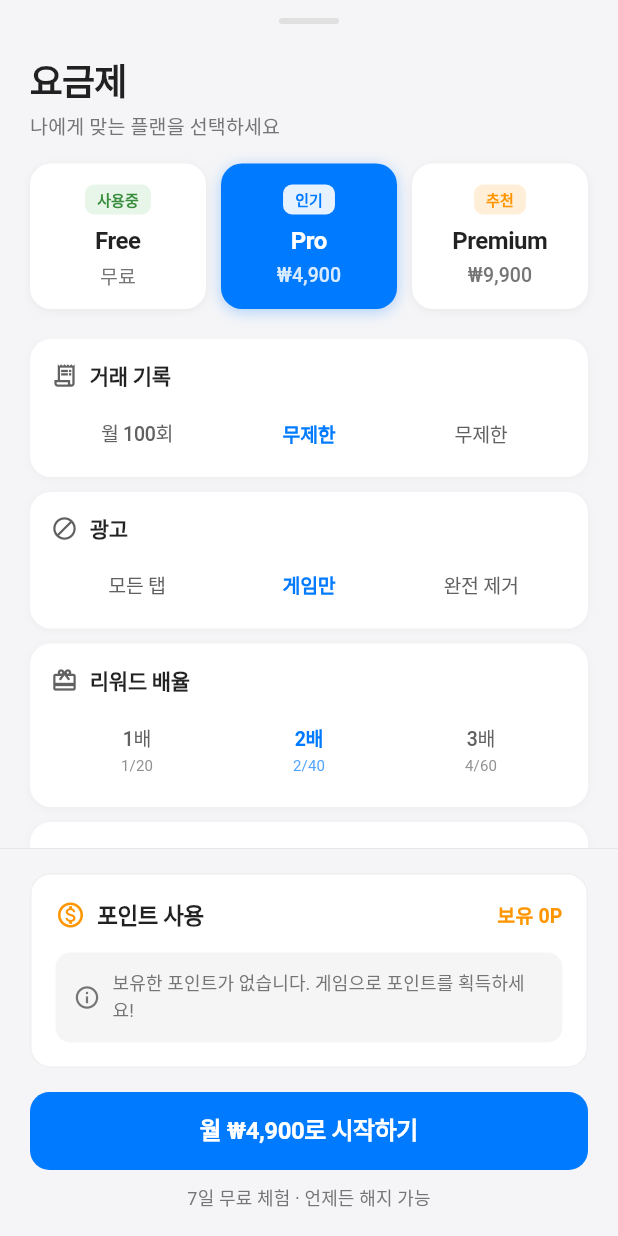
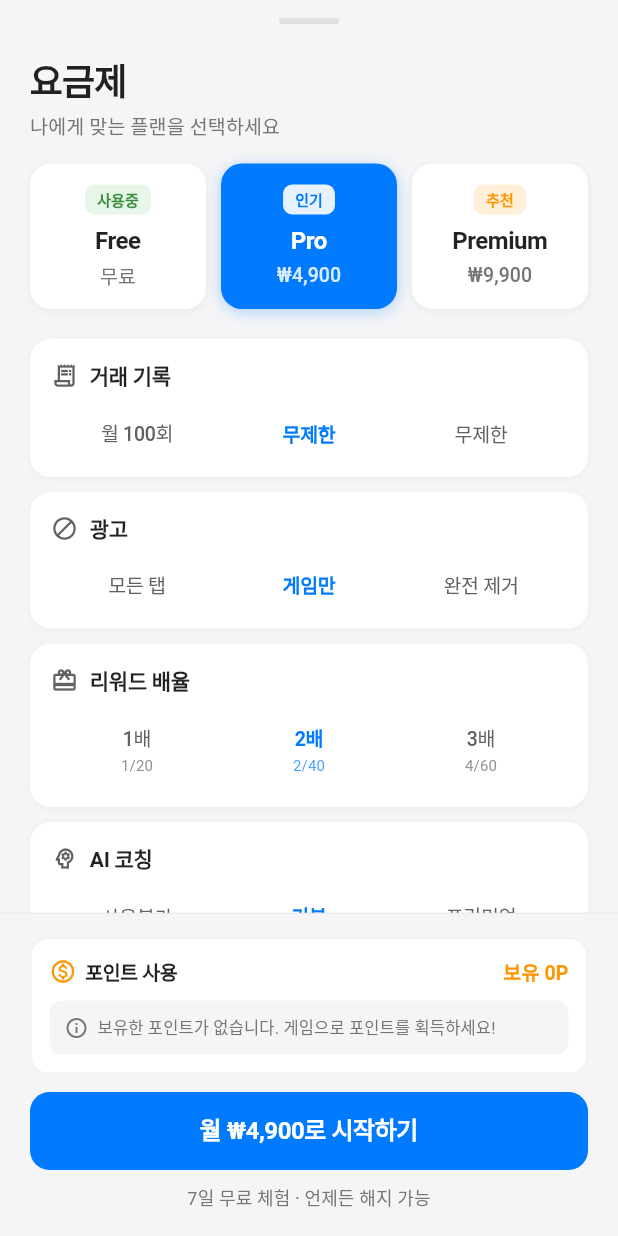
Before and after one commit to dlworua/money_app, a Flutter app: the SubscriptionPage screen opened directly, on a phone screen of 412 x 824 dp. Run offline on Flutter 3.47's test engine with Material 3 defaults, Android fonts, the phone set to English and light mode, and no system bars; our stand-ins replace auto_size_text, flutter_riverpod, flutter_svg, google_mobile_ads, google_sign_in, in_app_purchase and 3 more; accounts and stored records are empty; network calls fail; Roboto replaces fonts that are missing (SF Pro Display).

Commit message:
style: 포인트 사용 섹션 크기 축소
- 컨테이너 패딩: 16→12px
- 아이콘 크기: 20→18px
- 제목 폰트: 15→13px
- 버튼 폰트: 12→11px
- 가격 상세 폰트: 12→11px, 최종금액 16→13px
- 위아래 간격 축소 (14→10px, 12→8px)
- 전체적으로 더 컴팩트한 디자인으로 혜택 목록 가시성 개선

```diff
--- a/lib/presentation/views/subscription_page.dart
+++ b/lib/presentation/views/subscription_page.dart
@@ -575,11 +575,11 @@ class _SubscriptionPageState extends ConsumerState<SubscriptionPage> {
             // 포인트 사용 섹션 (유료 플랜 & 현재 사용중이 아닐 때만)
             if (!isCurrentPlan && tierPrice > 0) ...[
               Container(
-                margin: const EdgeInsets.only(bottom: 16),
-                padding: const EdgeInsets.all(16),
+                margin: const EdgeInsets.only(bottom: 12),
+                padding: const EdgeInsets.all(12),
                 decoration: BoxDecoration(
                   color: cardColor,
-                  borderRadius: BorderRadius.circular(14),
+                  borderRadius: BorderRadius.circular(12),
                   border: Border.all(
                     color: isDark ? Colors.white.withOpacity(0.1) : Colors.black.withOpacity(0.06),
                   ),
@@ -591,14 +591,14 @@ class _SubscriptionPageState extends ConsumerState<SubscriptionPage> {
                       children: [
                         Icon(
                           Icons.monetization_on_outlined,
-                          size: 20,
+                          size: 18,
                           color: const Color(0xFFFF9500),
                         ),
-                        const SizedBox(width: 8),
+                        const SizedBox(width: 6),
                         Text(
                           '포인트 사용',
                           style: TextStyle(
-                            fontSize: 15,
+                            fontSize: 13,
                             fontWeight: FontWeight.w600,
                             color: textColor,
                             letterSpacing: -0.3,
@@ -615,27 +615,27 @@ class _SubscriptionPageState extends ConsumerState<SubscriptionPage> {
                         ),
                       ],
                     ),
-                    const SizedBox(height: 14),
+                    const SizedBox(height: 10),
                     if (availablePoints == 0) ...[
                       Container(
-                        padding: const EdgeInsets.all(12),
+                        padding: const EdgeInsets.all(10),
                         decoration: BoxDecoration(
                           color: isDark ? Colors.grey[900] : Colors.grey[100],
-                          borderRadius: BorderRadius.circular(10),
+                          borderRadius: BorderRadius.circular(8),
                         ),
                         child: Row(
                           children: [
                             Icon(
                               Icons.info_outline,
-                              size: 18,
+                              size: 16,
                               color: isDark ? Colors.grey[500] : Colors.grey[600],
                             ),
-                            const SizedBox(width: 8),
+                            const SizedBox(width: 6),
                             Expanded(
                               child: Text(
                                 '보유한 포인트가 없습니다. 게임으로 포인트를 획득하세요!',
                                 style: TextStyle(
-                                  fontSize: 12,
+                                  fontSize: 11,
                                   color: isDark ? Colors.grey[400] : Colors.grey[600],
                                 ),
                               ),
@@ -662,17 +662,17 @@ class _SubscriptionPageState extends ConsumerState<SubscriptionPage> {
                               },
                             ),
                           ),
-                        const SizedBox(width: 12),
+                        const SizedBox(width: 10),
                         Container(
-                          padding: const EdgeInsets.symmetric(horizontal: 10, vertical: 6),
+                          padding: const EdgeInsets.symmetric(horizontal: 8, vertical: 4),
                           decoration: BoxDecoration(
                             color: const Color(0xFFFF9500).withOpacity(0.1),
-                            borderRadius: BorderRadius.circular(8),
+                            borderRadius: BorderRadius.circular(6),
                           ),
                           child: Text(
                             '${_formatPrice(_pointsToUse)}P',
                             style: const TextStyle(
-                              fontSize: 13,
+                              fontSize: 12,
                               fontWeight: FontWeight.w600,
                               color: Color(0xFFFF9500),
                             ),
@@ -680,7 +680,7 @@ class _SubscriptionPageState extends ConsumerState<SubscriptionPage> {
                         ),
                       ],
                     ),
-                    const SizedBox(height: 10),
+                    const SizedBox(height: 8),
                     Row(
                       mainAxisAlignment: MainAxisAlignment.spaceBetween,
                       children: [
@@ -691,14 +691,14 @@ class _SubscriptionPageState extends ConsumerState<SubscriptionPage> {
                             });
                           },
                           style: TextButton.styleFrom(
-                            padding: const EdgeInsets.symmetric(horizontal: 12, vertical: 6),
+                            padding: const EdgeInsets.symmetric(horizontal: 10, vertical: 4),
                             minimumSize: Size.zero,
                             tapTargetSize: MaterialTapTargetSize.shrinkWrap,
                           ),
                           child: Text(
                             '초기화',
                             style: TextStyle(
-                              fontSize: 12,
+                              fontSize: 11,
                               color: isDark ? Colors.grey[400] : Colors.grey[600],
                             ),
                           ),
@@ -710,14 +710,14 @@ class _SubscriptionPageState extends ConsumerState<SubscriptionPage> {
                             });
                           },
                           style: TextButton.styleFrom(
-                            padding: const EdgeInsets.symmetric(horizontal: 12, vertical: 6),
+                            padding: const EdgeInsets.symmetric(horizontal: 10, vertical: 4),
                             minimumSize: Size.zero,
                             tapTargetSize: MaterialTapTargetSize.shrinkWrap,
                           ),
                           child: const Text(
                             '전액 사용',
                             style: TextStyle(
-                              fontSize: 12,
+                              fontSize: 11,
                               color: Color(0xFFFF9500),
                               fontWeight: FontWeight.w600,
                             ),
@@ -726,12 +726,12 @@ class _SubscriptionPageState extends ConsumerState<SubscriptionPage> {
                       ],
                     ),
                     if (_pointsToUse > 0) ...[
-                      const SizedBox(height: 12),
+                      const SizedBox(height: 8),
                       Container(
-                        padding: const EdgeInsets.all(12),
+                        padding: const EdgeInsets.all(10),
                         decoration: BoxDecoration(
                           color: isDark ? Colors.grey[900] : Colors.grey[50],
-                          borderRadius: BorderRadius.circular(10),
+                          borderRadius: BorderRadius.circular(8),
                         ),
                         child: Column(
                           children: [
@@ -741,27 +741,27 @@ class _SubscriptionPageState extends ConsumerState<SubscriptionPage> {
                                 Text(
                                   '플랜 가격',
                                   style: TextStyle(
-                                    fontSize: 12,
+                                    fontSize: 11,
                                     color: isDark ? Colors.grey[400] : Colors.grey[600],
                                   ),
                                 ),
                                 Text(
                                   '₩${_formatPrice(tierPrice)}',
                                   style: TextStyle(
-                                    fontSize: 12,
+                                    fontSize: 11,
                                     color: isDark ? Colors.grey[400] : Colors.grey[600],
                                   ),
                                 ),
                               ],
                             ),
-                            const SizedBox(height: 6),
+                            const SizedBox(height: 4),
                             Row(
                               mainAxisAlignment: MainAxisAlignment.spaceBetween,
                               children: [
                                 Text(
                                   '포인트 할인',
                                   style: TextStyle(
-                                    fontSize: 12,
+                                    fontSize: 11,
                                     color: const Color(0xFFFF9500),
                                     fontWeight: FontWeight.w600,
                                   ),
@@ -769,21 +769,21 @@ class _SubscriptionPageState extends ConsumerState<SubscriptionPage> {
                                 Text(
                                   '-₩${_formatPrice(_pointsToUse)}',
                                   style: TextStyle(
-                                    fontSize: 12,
+                                    fontSize: 11,
                                     color: const Color(0xFFFF9500),
                                     fontWeight: FontWeight.w600,
                                   ),
                                 ),
                               ],
                             ),
-                            Divider(height: 16, color: isDark ? Colors.grey[800] : Colors.grey[300]),
+                            Divider(height: 12, color: isDark ? Colors.grey[800] : Colors.grey[300]),
                             Row(
                               mainAxisAlignment: MainAxisAlignment.spaceBetween,
                               children: [
                                 Text(
                                   '최종 결제 금액',
                                   style: TextStyle(
-                                    fontSize: 14,
+                                    fontSize: 12,
                                     fontWeight: FontWeight.w600,
                                     color: textColor,
                                   ),
@@ -791,7 +791,7 @@ class _SubscriptionPageState extends ConsumerState<SubscriptionPage> {
                                 Text(
                                   finalPrice == 0 ? '무료' : '₩${_formatPrice(finalPrice)}',
                                   style: TextStyle(
-                                    fontSize: 16,
+                                    fontSize: 13,
                                     fontWeight: FontWeight.w700,
                                     color: _getPrimaryColor(selectedTier),
                                   ),
```
